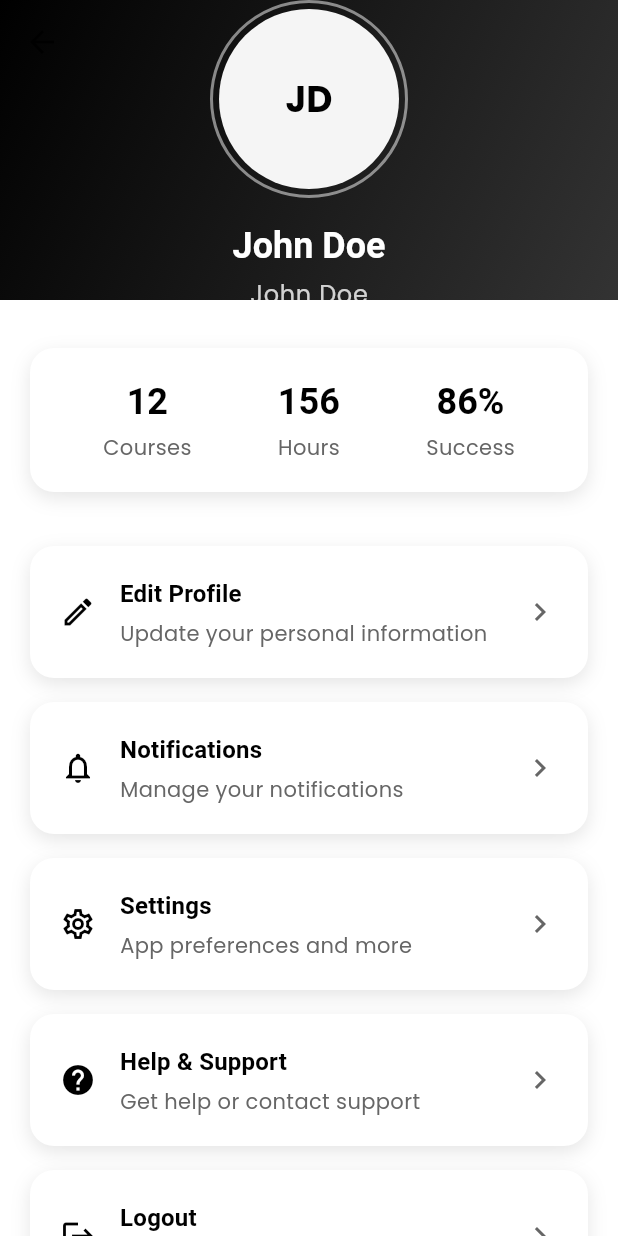
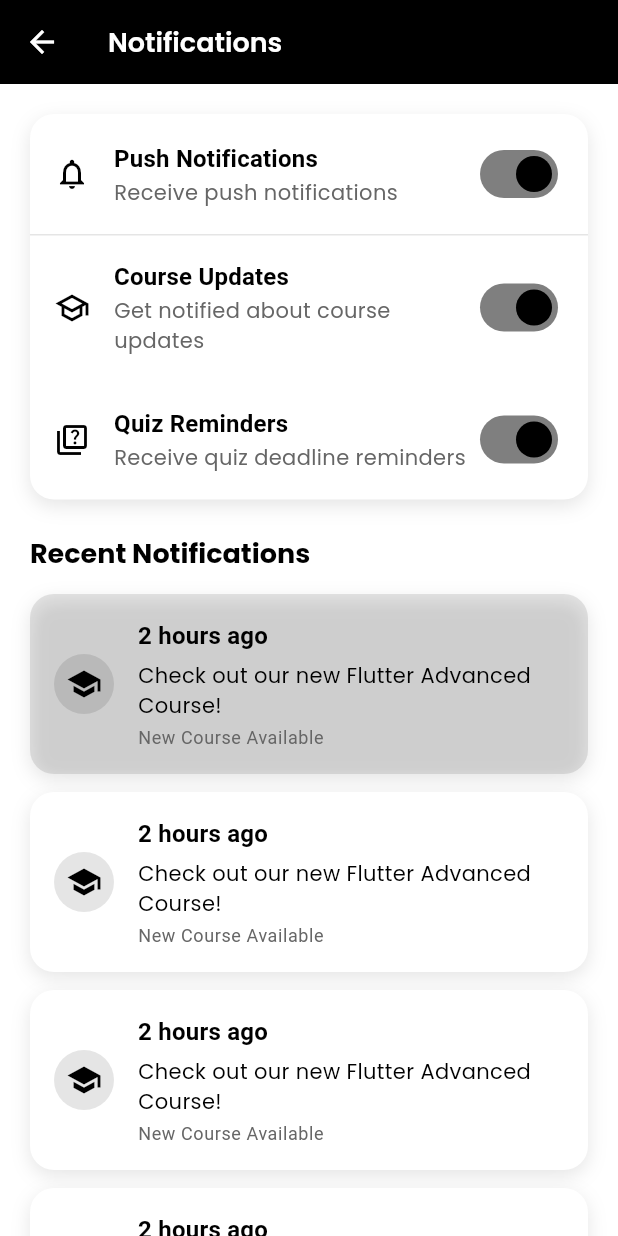
Before and after one commit to VaradSinghal/e_learning_app, a Flutter app: the ProfileScreen screen opened by its route, after a tap on "Notifications", on a phone screen of 412 x 824 dp. Run offline on Flutter 3.47's test engine with Material 3 defaults, Android fonts, the phone set to English and light mode, and no system bars; our stand-ins replace bloc, cached_network_image, chewie, cloud_firestore, equatable, firebase_auth and 8 more; accounts and stored records are empty; network calls fail.

Commit message:
notifications-screen

```diff
--- a/lib/routes/app_routes.dart
+++ b/lib/routes/app_routes.dart
@@ -7,6 +7,7 @@ import 'package:e_learning_app/views/course/course_list/course_list_screen.dart'
 import 'package:e_learning_app/views/course/lesson_screen/lesson_screen.dart';
 import 'package:e_learning_app/views/course/payment/payment_screen.dart';
 import 'package:e_learning_app/views/home/home_screen.dart';
+import 'package:e_learning_app/views/notifications/notifications_screen.dart';
 import 'package:e_learning_app/views/onboarding/onboarding_screen.dart';
 import 'package:e_learning_app/views/profile/profile_screen.dart';
 import 'package:e_learning_app/views/quiz/quiz_attempt/quiz_attempt_screen.dart';
@@ -35,6 +36,7 @@ class AppRoutes {
   static const String quizResult = '/quiz/result';
 
   static const String profile = '/profile';
+  static const String notifications = '/notifications';
 
   static const String teacherHome = '/teacher/home';
 
@@ -97,6 +99,8 @@ class AppRoutes {
         ));
       case profile:
         return MaterialPageRoute(builder: (_) => const ProfileScreen());
+      case notifications:
+        return MaterialPageRoute(builder: (_) => const NotificationsScreen());
       case payment:
         final args = settings.arguments as Map<String, dynamic>;
         return MaterialPageRoute(
--- a/lib/routes/route_pages.dart
+++ b/lib/routes/route_pages.dart
@@ -10,6 +10,7 @@ import 'package:e_learning_app/views/course/course_list/course_list_screen.dart'
 import 'package:e_learning_app/views/course/lesson_screen/lesson_screen.dart';
 import 'package:e_learning_app/views/course/payment/payment_screen.dart';
 import 'package:e_learning_app/views/home/home_screen.dart';
+import 'package:e_learning_app/views/notifications/notifications_screen.dart';
 import 'package:e_learning_app/views/onboarding/onboarding_screen.dart';
 import 'package:e_learning_app/views/profile/profile_screen.dart';
 import 'package:e_learning_app/views/quiz/quiz_attempt/quiz_attempt_screen.dart';
@@ -90,6 +91,10 @@ class AppPages {
       page: () => const ProfileScreen(),
       ),
       GetPage(
+      name: AppRoutes.notifications,
+      page: () => const NotificationsScreen(),
+      ),
+      GetPage(
       name: AppRoutes.payment,
       page: () =>  PaymentScreen(
         courseId: Get.arguments['courseId'] as String,
--- /dev/null
+++ b/lib/views/notifications/notifications_screen.dart
@@ -0,0 +1,57 @@
+import 'package:e_learning_app/core/theme/app_colors.dart';
+import 'package:e_learning_app/views/notifications/widgets/notification_settings_section.dart';
+import 'package:e_learning_app/views/notifications/widgets/notifications_list.dart';
+import 'package:flutter/material.dart';
+import 'package:get/get_core/src/get_main.dart';
+import 'package:get/get_navigation/src/extension_navigation.dart';
+
+class NotificationsScreen extends StatelessWidget {
+  const NotificationsScreen({super.key});
+
+  @override
+  Widget build(BuildContext context) {
+    final theme = Theme.of(context);
+
+    return Scaffold(
+      backgroundColor: AppColors.lightBackground,
+      appBar: AppBar(
+        title: const Text(
+          'Notifications',
+          style: TextStyle(color: Colors.white),
+        ),
+        backgroundColor: AppColors.primary,
+        leading: IconButton(
+          onPressed: () => Get.back(),
+          icon: const Icon(Icons.arrow_back,
+          color: Colors.white,
+          ),
+          ),
+          iconTheme: const IconThemeData(color: Colors.white),
+      ),
+      body: CustomScrollView(
+        physics: const BouncingScrollPhysics(),
+        slivers: [
+          SliverToBoxAdapter(
+            child: Padding(padding: EdgeInsets.all(20),
+            child: Column(
+              crossAxisAlignment: CrossAxisAlignment.start,
+              children: [
+                NotificationSettingsSection(),
+                const SizedBox(height: 24),
+                Text(
+                  'Recent Notifications',
+                  style: theme.textTheme.titleLarge?.copyWith(
+                    fontWeight: FontWeight.bold,
+                  ),
+                ),
+                const SizedBox(height: 16),
+                const NotificationsList(),
+              ],
+            ),
+            ),
+          )
+        ],
+      ),
+    );
+  }
+}
--- /dev/null
+++ b/lib/views/notifications/widgets/notification_card.dart
@@ -0,0 +1,75 @@
+import 'package:e_learning_app/core/theme/app_colors.dart';
+import 'package:flutter/material.dart';
+
+class NotificationCard extends StatelessWidget {
+  final String title;
+  final String message;
+  final String time;
+  final IconData icon;
+  final bool isUnread;
+
+  const NotificationCard({
+    super.key,
+    required this.title,
+    required this.message,
+    required this.time,
+    required this.icon,
+    this.isUnread = false,
+  });
+
+  @override
+  Widget build(BuildContext context) {
+    final theme = Theme.of(context);
+    return Container(
+      margin: const EdgeInsets.only(bottom: 12),
+      decoration: BoxDecoration(
+        color: isUnread? AppColors.primary.withOpacity(0.1) : AppColors.accent,
+        borderRadius: BorderRadius.circular(16),
+        boxShadow: [
+          BoxShadow(
+            color: AppColors.primary.withOpacity(0.1),
+            blurRadius: 10,
+            offset: const Offset(0, 4),
+          ),
+        ]
+      ),
+      child: Padding(padding: const EdgeInsets.all(16),
+        child: Row(
+          children: [
+            CircleAvatar(
+              backgroundColor: AppColors.primary.withOpacity(0.1),
+              child: Icon(icon, color: AppColors.primary,
+              ),
+            ),
+            const SizedBox(width: 16),
+            Expanded(
+              child: Column(
+                crossAxisAlignment: CrossAxisAlignment.start,
+                children: [
+                  Text(
+                    title,
+                    style: theme.textTheme.titleMedium?.copyWith(
+                      fontWeight: FontWeight.bold,
+                    ),
+                  ),
+                  const SizedBox(height: 4),
+                  Text(
+                    message,
+                    style: theme.textTheme.bodyMedium,
+                  ),
+                  const SizedBox(height: 4),
+                  Text(
+                    time,
+                    style: theme.textTheme.bodySmall?.copyWith(
+                      color: AppColors.secondary
+                    ),
+                  )
+                ],
+              )
+              ),
+          ],
+        ),
+      ),
+    );
+  }
+}
--- /dev/null
+++ b/lib/views/notifications/widgets/notification_setting_tile.dart
@@ -0,0 +1,54 @@
+import 'package:e_learning_app/core/theme/app_colors.dart';
+import 'package:flutter/material.dart';
+
+class NotificationSettingTile extends StatelessWidget {
+  final String title;
+  final String subtitle;
+  final IconData icon;
+  final Widget trailing;
+
+  const NotificationSettingTile({
+    super.key,
+    required this.title,
+    required this.subtitle,
+    required this.icon,
+    required this.trailing,
+  });
+
+  @override
+  Widget build(BuildContext context) {
+    final theme = Theme.of(context);
+
+    return Padding(
+      padding: const EdgeInsets.all(16),
+      child: Row(
+        children: [
+          Icon(
+            icon,
+            color: AppColors.primary,
+          ),
+          const SizedBox(width: 16),
+          Expanded(child: Column(
+            crossAxisAlignment: CrossAxisAlignment.start,
+            children: [
+              Text(
+                title,
+                style: theme.textTheme.titleMedium?.copyWith(
+                  fontWeight: FontWeight.bold,
+                ),
+              ),
+              Text(
+                subtitle,
+                style: theme.textTheme.bodyMedium?.copyWith(
+                  color: AppColors.secondary
+                ),
+              ),
+            ],
+          ),
+          ),
+          trailing,
+        ],
+      ),
+    );
+  }
+}
--- /dev/null
+++ b/lib/views/notifications/widgets/notification_settings_section.dart
@@ -0,0 +1,63 @@
+import 'package:e_learning_app/core/theme/app_colors.dart';
+import 'package:e_learning_app/views/notifications/widgets/notification_setting_tile.dart';
+import 'package:flutter/material.dart';
+
+class NotificationSettingsSection extends StatelessWidget {
+  const NotificationSettingsSection({super.key});
+
+  @override
+  Widget build(BuildContext context) {
+    return Container(
+      decoration: BoxDecoration(
+        color: AppColors.accent,
+        borderRadius: BorderRadius.circular(16),
+        boxShadow: [
+          BoxShadow(
+            color: AppColors.primary.withOpacity(0.1),
+            blurRadius: 10,
+            offset: const Offset(0, 4),
+          ),
+        ],
+      ),
+      child: Column(
+        children: [
+          NotificationSettingTile(
+            title: 'Push Notifications',
+            subtitle: 'Receive push notifications',
+            icon: Icons.notifications_outlined,
+            trailing: Switch(
+              value: true,
+              onChanged: (value) {},
+              activeColor: AppColors.primary,
+            ),
+          ),
+          _buildDivider(),
+          NotificationSettingTile(
+            title: 'Course Updates',
+            subtitle: 'Get notified about course updates',
+            icon: Icons.school_outlined,
+            trailing: Switch(
+              value: true,
+              onChanged: (value) {},
+              activeColor: AppColors.primary,
+            ),
+          ),
+          NotificationSettingTile(
+            title: 'Quiz Reminders',
+            subtitle: 'Receive quiz deadline reminders',
+            icon: Icons.quiz_outlined,
+            trailing: Switch(
+              value: true,
+              onChanged: (value) {},
+              activeColor: AppColors.primary,
+            ),
+          ),
+        ],
+      ),
+    );
+  }
+
+  Widget _buildDivider() {
+    return Divider(color: AppColors.primary.withOpacity(0.1), height: 1);
+  }
+}
--- /dev/null
+++ b/lib/views/notifications/widgets/notifications_list.dart
@@ -0,0 +1,24 @@
+import 'package:e_learning_app/views/notifications/widgets/notification_card.dart';
+import 'package:flutter/material.dart';
+
+class NotificationsList extends StatelessWidget {
+  const NotificationsList({super.key});
+
+  @override
+  Widget build(BuildContext context) {
+    return ListView.builder(
+      shrinkWrap: true,
+      physics: const NeverScrollableScrollPhysics(),
+      itemCount: 5,
+      itemBuilder: (context, index) {
+        return NotificationCard(
+          time: 'New Course Available',
+          message: 'Check out our new Flutter Advanced Course!',
+          title: '2 hours ago',
+          icon: Icons.school,
+          isUnread: index == 0,
+        )  ;
+      },
+    );
+  }
+}
--- a/lib/views/profile/widgets/profile_options.dart
+++ b/lib/views/profile/widgets/profile_options.dart
@@ -22,7 +22,7 @@ class ProfileOptions extends StatelessWidget {
           title: 'Notifications',
           subtitle: 'Manage your notifications',
           icon: Icons.notifications_outlined,
-          onTap: () {},
+          onTap: () => Get.toNamed(AppRoutes.notifications),
         ),
         ProfileOptionCard(
           title: 'Settings',
```
